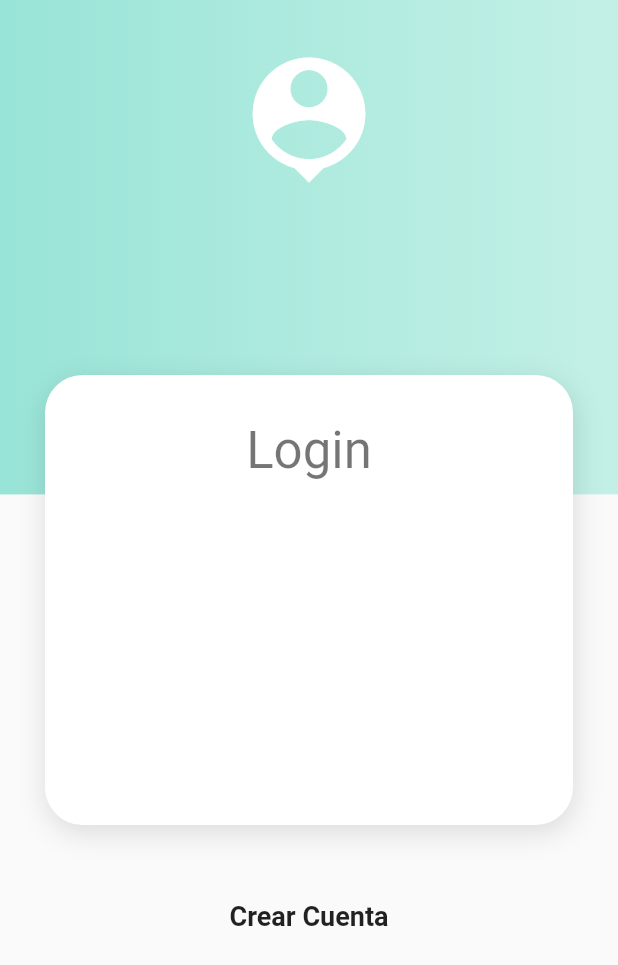
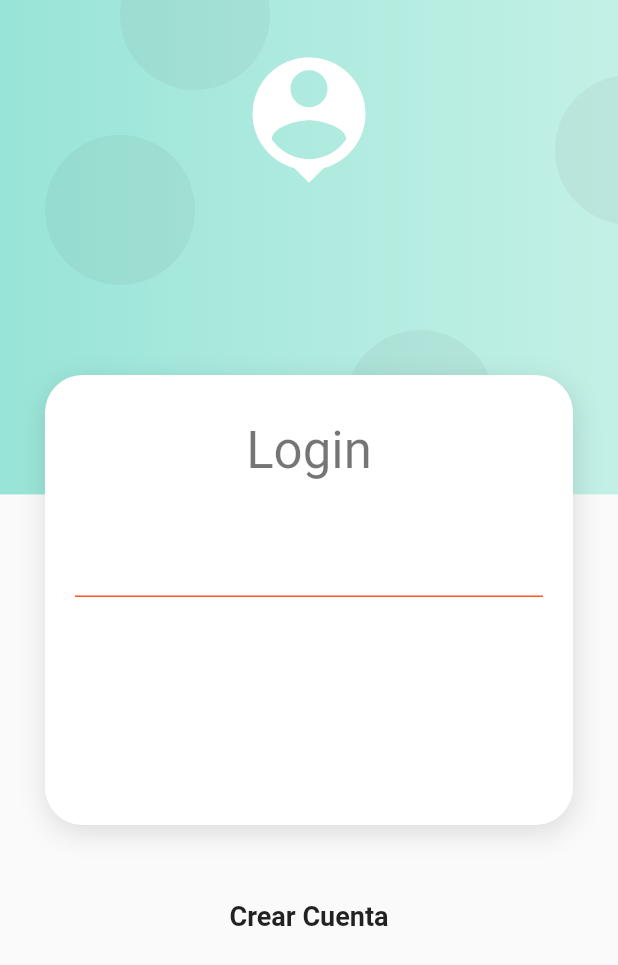
Before and after one commit to juanma0713/Appflutter, a Flutter app: the screen it shows after launch, on a phone screen of 412 x 824 dp. Shown: the top 965 px of the screen. Run offline on Flutter 3.47's test engine with Material 2 defaults, Android fonts, the phone set to English and light mode, and no system bars.

Commit message:
estilo login

```diff
--- a/lib/screens/login_screen.dart
+++ b/lib/screens/login_screen.dart
@@ -13,34 +13,20 @@ class LoginScreen extends StatelessWidget {
         height: double.infinity,
         child: Stack(// el stack per,ite agregar varios widget en un solo div pudiendo superponerlos
           children: [
-            Container(
-              decoration: const BoxDecoration(
-                gradient: LinearGradient(colors: [
+            cajapurpura(size),
 
-                  Color.fromRGBO(110, 218, 200, 0.7),
-                  Color.fromRGBO(140, 230, 210, 0.5),
+            iconopersona(),
 
-                  //Color.fromRGBO(310, 410, 510, 0.7),
-                   //Color.fromRGBO(178, 218, 250, 1),
-                ])
-              ),
-              width: double.infinity,//el infinity permite tomar todo el viewport de la pantalla en la direccion indicada
-              height: size.height * 0.4,
-            ),
+            loginform(context),
 
-            SafeArea(//el safe area es el nombre del widget solamnte pero asi se llama cuando se quiere tomar toda la apnatall ahats acon la camara frontal
-              child: Container(
-                margin: const EdgeInsets.only(top:30),
-                width: double.infinity,
-                child: const Icon(
-                  Icons.person_pin,
-                  color:Colors.white,
-                  size:100,
+          ] ,
         ),
       ),
-            ),
+    );
+  }
 
-            Column(
+  Column loginform(BuildContext context) {
+    return Column(
             children: [
               const SizedBox(height: 250),
               Container(
@@ -65,6 +51,23 @@ class LoginScreen extends StatelessWidget {
                         'Login',
                       style: Theme.of(context).textTheme.headline4),
                       SizedBox(height: 30),
+                      Container(
+                        child: Form(
+                          child: Column(
+                            children: [
+                              TextFormField(
+                                autocorrect: false,
+                                decoration: InputDecoration(
+                                  enabledBorder: UnderlineInputBorder(
+                                    borderSide: BorderSide(color:  Colors.deepOrange)
+                                  )
+                                ),
+
+                              ),
+                            ],
+                          )
+                           ),
+                      ),
                     ],
                   ),
               ),
@@ -74,11 +77,59 @@ class LoginScreen extends StatelessWidget {
               style: TextStyle(fontSize: 18, fontWeight: FontWeight.bold)),
             ],
 
-              ),
+            );
+  }
 
-          ] ,
+  SafeArea iconopersona() {
+    return SafeArea(//el safe area es el nombre del widget solamnte pero asi se llama cuando se quiere tomar toda la apnatall ahats acon la camara frontal
+            child: Container(
+              margin: const EdgeInsets.only(top:30),
+              width: double.infinity,
+              child: const Icon(
+                Icons.person_pin,
+                color:Colors.white,
+                size:100,
               ),
             ),
           );
   }
+
+  Container cajapurpura(Size size) {
+    return Container(
+            decoration: const BoxDecoration(
+              gradient: LinearGradient(colors: [
+
+                Color.fromRGBO(110, 218, 200, 0.7),
+                Color.fromRGBO(140, 230, 210, 0.5),
+
+                //Color.fromRGBO(310, 410, 510, 0.7),
+                 //Color.fromRGBO(178, 218, 250, 1),
+              ])
+            ),
+            width: double.infinity,//el infinity permite tomar todo el viewport de la pantalla en la direccion indicada
+            height: size.height * 0.4,
+            child: Stack(
+              children: [
+                Positioned(child:  burbuja(), top:90, left:30),
+
+                  Positioned(child: burbuja(), top:50, left:370),
+
+                  Positioned(child:  burbuja(), top:220, left:230),
+
+                  Positioned(child:  burbuja(), top:-40, left:80),
+              ],
+            ),
+          );
   }
+
+  Container burbuja() {
+    return Container(
+                width:100,
+                height: 100,
+                decoration: BoxDecoration(
+                  borderRadius: BorderRadius.circular(100),
+                  color: Color.fromRGBO(300, 300, 300, 0.05)),
+
+                );
+  }
+}
```
Lines whose indentation alone changed are shown as unchanged.
